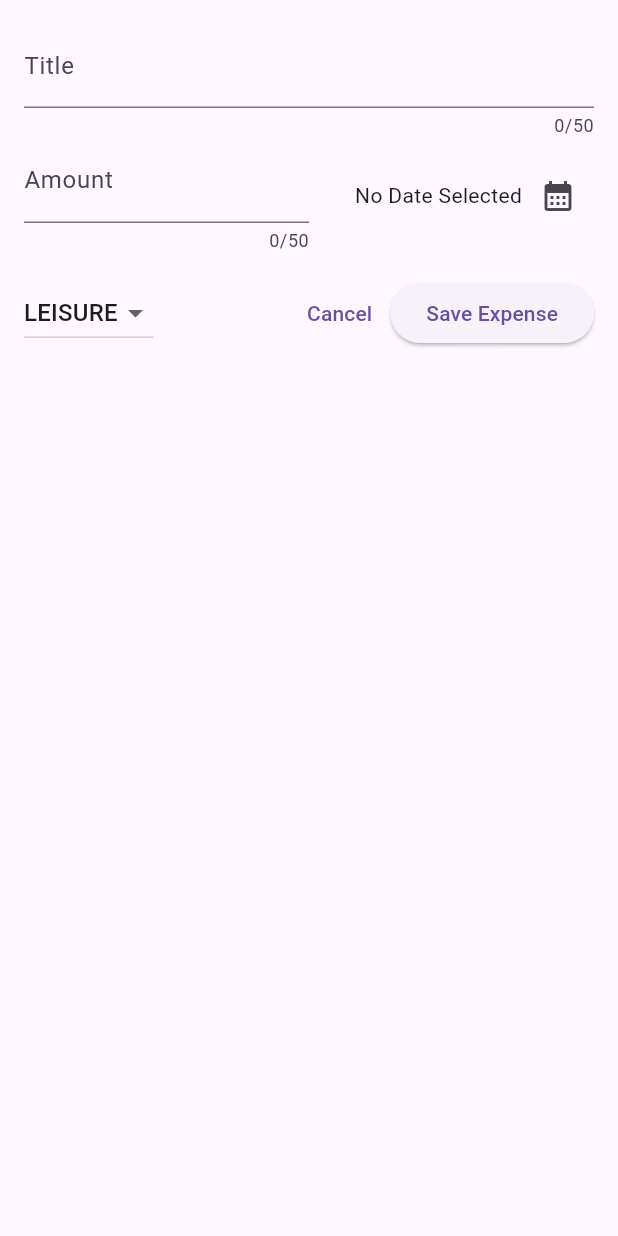
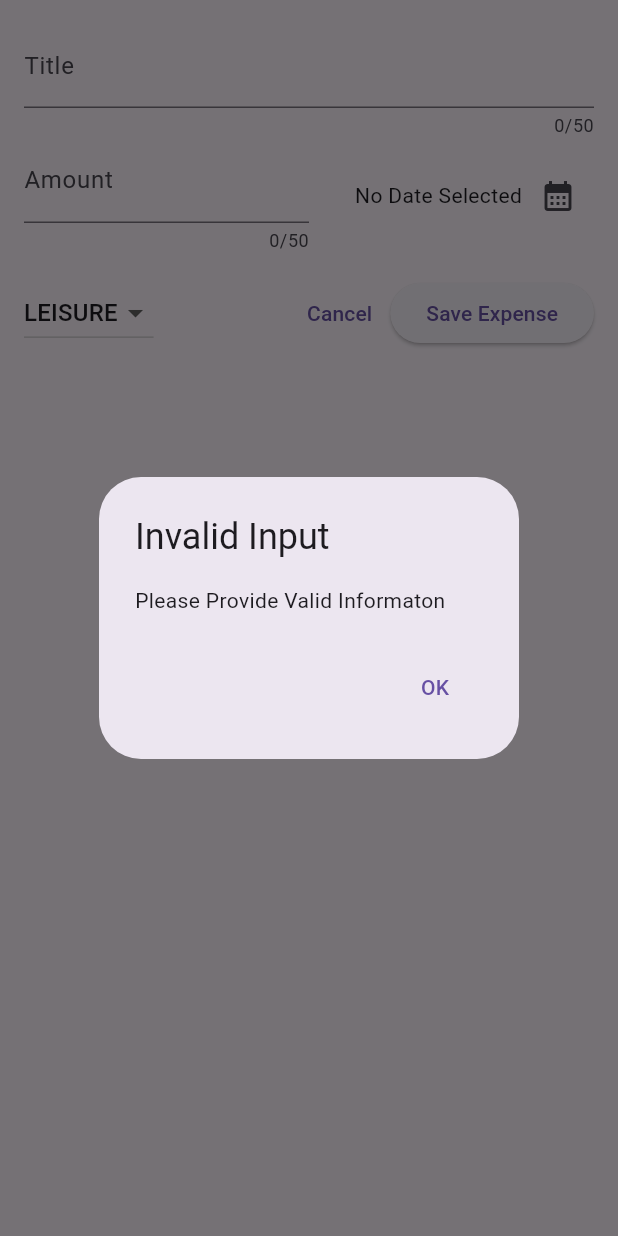
Before and after one commit to md-azmi-siddique/expense_tracker_app, a Flutter app: the NewExpense widget shown alone on an empty page, opened directly, after a tap on "Save Expense", on a phone screen of 412 x 824 dp. Run offline on Flutter 3.47's test engine with Material 3 defaults, Android fonts, the phone set to English and light mode, and no system bars.

```diff
--- a/lib/widgets/expenses_list/expenses_list.dart
+++ b/lib/widgets/expenses_list/expenses_list.dart
@@ -1,6 +1,5 @@
 import 'package:expense_tracker_app/widgets/expenses_list/expenses_item.dart';
 import 'package:flutter/material.dart';
-
 import '../../models/expense.dart';
 
 class ExpensesList extends StatelessWidget {
--- a/lib/widgets/new_expense.dart
+++ b/lib/widgets/new_expense.dart
@@ -30,10 +30,27 @@ class _NewExpenseState extends State<NewExpense> {
   }
 
   void _submitExpenseData() {
-    final enteredAmount = double.tryParse(_amountController.text) ; //convert string into numbers
+    final enteredAmount =
+        double.tryParse(_amountController.text); //convert string into numbers
     final amontIsInvalid = enteredAmount == null || enteredAmount <= 0;
-    if(_titleController.text.trim().isEmpty || amontIsInvalid || _selectedDate == null){
-
+    if (_titleController.text.trim().isEmpty ||
+        amontIsInvalid ||
+        _selectedDate == null) {
+      showDialog(
+        context: context,
+        builder: (context) => AlertDialog(
+          title: const Text('Invalid Input'),
+          content: const Text('Please Provide Valid Informaton'),
+          actions: [
+            TextButton(
+                onPressed: () {
+                  Navigator.pop(context);
+                },
+                child: const Text("OK"))
+          ],
+        ),
+      );
+      return;
     }
   }
 
```
Also changed, not shown: lib/widgets/expenses.dart (+6 -15 lines), pubspec.lock.
